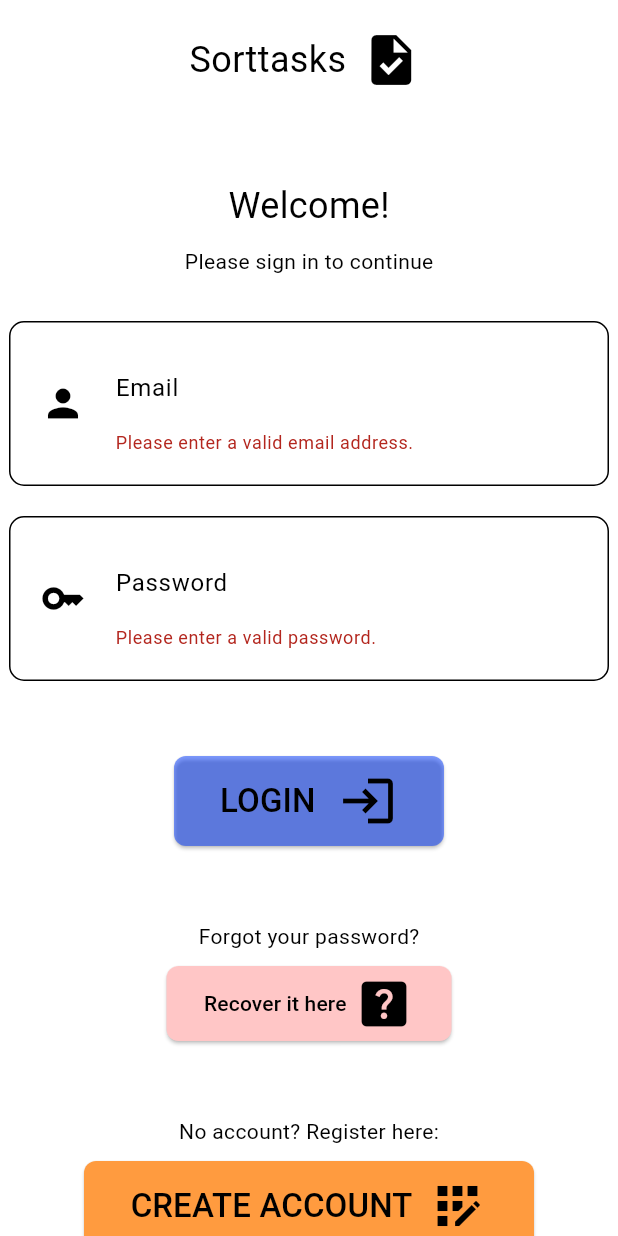
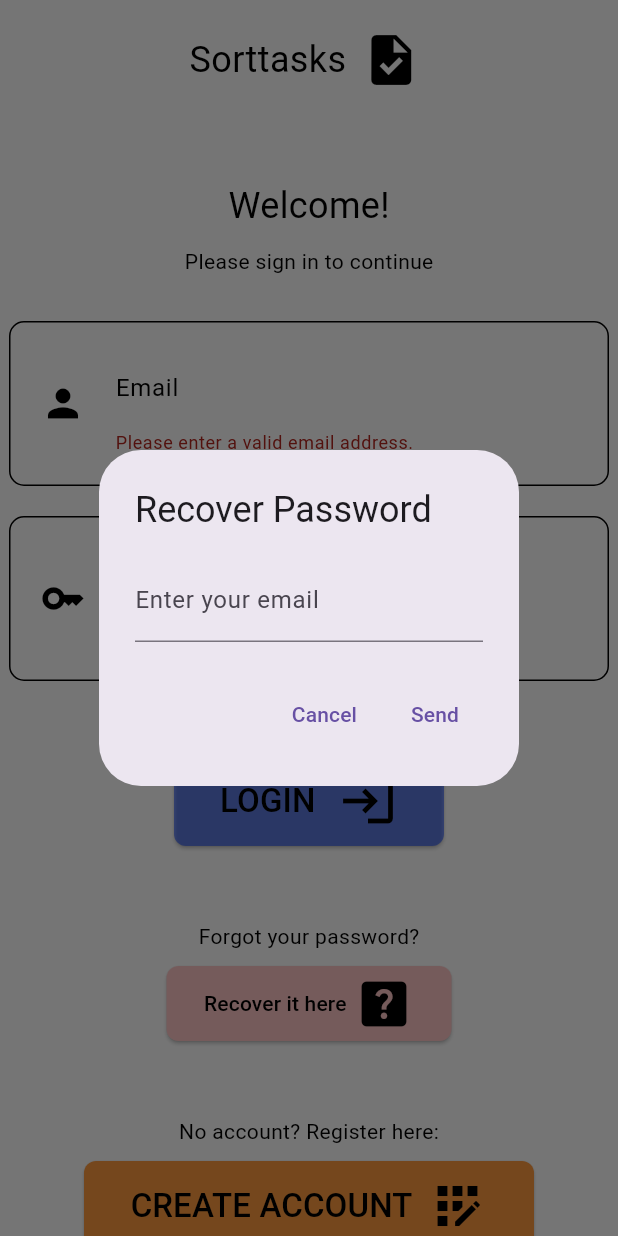
Before and after one commit to daniel-nunes-03/sorttasks, a Flutter app: the screen it shows after launch, scrolled down 73 dp, after a tap on "LOGIN", after a tap on "Recover it here", on a phone screen of 412 x 824 dp. Run offline on Flutter 3.47's test engine with Material 3 defaults, Android fonts, the phone set to English and light mode, and no system bars; our stand-ins replace cloud_firestore, firebase_auth, firebase_core, firebase_storage, image_picker; accounts and stored records are empty.

Commit message:
Password recovery implemented

```diff
--- a/lib/screens/initial_area/login.dart
+++ b/lib/screens/initial_area/login.dart
@@ -103,7 +103,64 @@ class LoginScreenState extends State<LoginScreen> {
               height: 50,
               child: ElevatedButton(
                 onPressed: () {
-                  // Recover password logic
+                  String email = '';
+                  showDialog(
+                    context: context,
+                    builder: (BuildContext context) {
+                      return AlertDialog(
+                        title: const Text('Recover Password'),
+                        content: Column(
+                          mainAxisSize: MainAxisSize.min,
+                          children: [
+                            TextField(
+                              onChanged: (value) {
+                                email = value;
+                              },
+                              decoration: const InputDecoration(
+                                labelText: 'Enter your email',
+                              ),
+                            ),
+                          ],
+                        ),
+                        actions: [
+                          TextButton(
+                            onPressed: () {
+                              Navigator.of(context).pop();
+                            },
+                            child: const Text('Cancel'),
+                          ),
+                          TextButton(
+                            onPressed: () async {
+                              if (email.isNotEmpty && EmailInputState().emailRegex.hasMatch(email)) {
+                                // Send password reset email and close the dialog
+                                await FirestoreUtils.sendPasswordResetEmail(context, email);
+                              } else {
+                                // Show an alert if the entered email is invalid
+                                showDialog(
+                                  context: context,
+                                  builder: (BuildContext context) {
+                                    return AlertDialog(
+                                      title: const Text('Invalid Email'),
+                                      content: const Text('Please enter a valid email address.'),
+                                      actions: [
+                                        TextButton(
+                                          onPressed: () {
+                                            Navigator.of(context).pop();
+                                          },
+                                          child: const Text('OK'),
+                                        ),
+                                      ],
+                                    );
+                                  },
+                                );
+                              }
+                            },
+                            child: const Text('Send'),
+                          ),
+                        ],
+                      );
+                    },
+                  );
                 },
                 style: ElevatedButton.styleFrom(
                   backgroundColor: isDarkTheme ? const Color.fromRGBO(255, 80, 80, 0.8) : const Color.fromRGBO(255, 198, 198, 1.0),
@@ -119,7 +176,7 @@ class LoginScreenState extends State<LoginScreen> {
                       style: TextStyle(
                         fontSize: 14,
                         color: isDarkTheme ? Colors.white : Colors.black,
-                      )
+                      ),
                     ),
                     const SizedBox(width: 5),
                     Container(
@@ -135,7 +192,7 @@ class LoginScreenState extends State<LoginScreen> {
                       ),
                     ),
                   ],
-                )
+                ),
               ),
             ),
             const SizedBox(height: 50),
--- a/lib/widgets/inputs/email_input.dart
+++ b/lib/widgets/inputs/email_input.dart
@@ -21,7 +21,7 @@ class EmailInputState extends State<EmailInput> {
   late TextEditingController _emailController;
 
   // Characters/underscores/dots + @ + characters/underscores + dot + domain (2 to 4 letters)
-  final RegExp _emailRegex = RegExp(
+  final RegExp emailRegex = RegExp(
     r'^[\w-\.]+@([\w-]+\.)+[\w-]{2,4}$',
   );
 
@@ -49,7 +49,7 @@ class EmailInputState extends State<EmailInput> {
       ),
       keyboardType: TextInputType.emailAddress,
       validator: (value) {
-        if (value!.isEmpty || !_emailRegex.hasMatch(value)) {
+        if (value!.isEmpty || !emailRegex.hasMatch(value)) {
           return 'Please enter a valid email address.';
         }
         return null;
```
Also changed, not shown: lib/firebase/firestore_utils.dart (+43 -11 lines).
